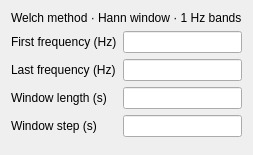
Above: tools/CEAMSTools/EEGSpectralAnalysis/SpectralSettings/Ui_SpectralSettings.ui from SnoozToolbox/snooz-package-ceams before the change. Below: the same form after it.
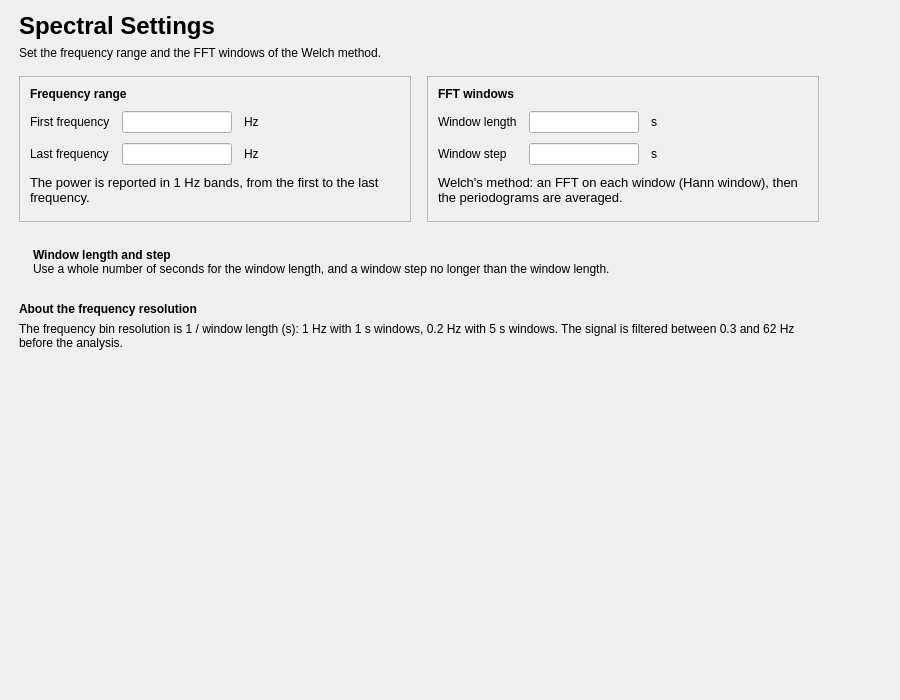
That is the form after the change.

Commit message: EEG Spectral Power Analysis: redesigned pages and example spectra drawn by the code

Diff of the .ui file:
```diff
--- a/tools/CEAMSTools/EEGSpectralAnalysis/SpectralSettings/Ui_SpectralSettings.ui
+++ b/tools/CEAMSTools/EEGSpectralAnalysis/SpectralSettings/Ui_SpectralSettings.ui
@@ -2,61 +2,506 @@
 <ui version="4.0">
  <class>SpectralSettings</class>
  <widget class="QWidget" name="SpectralSettings">
+  <property name="geometry">
+   <rect>
+    <x>0</x>
+    <y>0</y>
+    <width>900</width>
+    <height>700</height>
+   </rect>
+  </property>
+  <property name="windowTitle">
+   <string />
+  </property>
   <layout class="QVBoxLayout" name="verticalLayout">
+   <property name="leftMargin">
+    <number>19</number>
+   </property>
+   <property name="topMargin">
+    <number>12</number>
+   </property>
+   <property name="rightMargin">
+    <number>19</number>
+   </property>
+   <property name="bottomMargin">
+    <number>12</number>
+   </property>
    <item>
-    <widget class="QLabel" name="method_label">
-     <property name="text">
-      <string>Welch method · Hann window · 1 Hz bands</string>
+    <layout class="QHBoxLayout" name="content_row" stretch="1,0">
+     <property name="leftMargin">
+      <number>0</number>
      </property>
-    </widget>
-   </item>
-   <item>
-    <layout class="QFormLayout" name="formLayout">
-     <item row="0" column="0">
-      <widget class="QLabel" name="first_freq_label">
-       <property name="text"><string>First frequency (Hz)</string></property>
-       <property name="buddy"><cstring>first_freq_lineEdit</cstring></property>
+     <property name="topMargin">
+      <number>0</number>
+     </property>
+     <property name="rightMargin">
+      <number>0</number>
+     </property>
+     <property name="bottomMargin">
+      <number>0</number>
+     </property>
+     <item>
+      <widget class="QWidget" name="content_widget" native="true">
+       <property name="maximumSize">
+        <size>
+         <width>800</width>
+         <height>16777215</height>
+        </size>
+       </property>
+       <layout class="QVBoxLayout" name="content_layout">
+        <property name="spacing">
+         <number>16</number>
+        </property>
+        <property name="leftMargin">
+         <number>0</number>
+        </property>
+        <property name="topMargin">
+         <number>0</number>
+        </property>
+        <property name="rightMargin">
+         <number>0</number>
+        </property>
+        <property name="bottomMargin">
+         <number>0</number>
+        </property>
+        <item>
+         <layout class="QVBoxLayout" name="header_layout">
+          <property name="spacing">
+           <number>6</number>
+          </property>
+          <item>
+           <widget class="QLabel" name="title_label">
+            <property name="font">
+             <font>
+              <pointsize>18</pointsize>
+              <bold>true</bold>
+             </font>
+            </property>
+            <property name="text">
+             <string>Spectral Settings</string>
+            </property>
+           </widget>
+          </item>
+          <item>
+           <widget class="QLabel" name="subtitle_label">
+            <property name="text">
+             <string>Set the frequency range and the FFT windows of the Welch method.</string>
+            </property>
+            <property name="wordWrap">
+             <bool>true</bool>
+            </property>
+            <property name="variant" stdset="0">
+             <string notr="true">help</string>
+            </property>
+           </widget>
+          </item>
+         </layout>
+        </item>
+        <item>
+         <layout class="QHBoxLayout" name="spectral_cards_layout" stretch="1,1">
+          <property name="spacing">
+           <number>16</number>
+          </property>
+          <item>
+           <widget class="QFrame" name="frequency_card">
+            <property name="frameShape">
+             <enum>QFrame::Shape::StyledPanel</enum>
+            </property>
+            <property name="frameShadow">
+             <enum>QFrame::Shadow::Raised</enum>
+            </property>
+            <layout class="QVBoxLayout" name="frequency_card_layout">
+             <property name="spacing">
+              <number>10</number>
+             </property>
+             <property name="leftMargin">
+              <number>10</number>
+             </property>
+             <property name="topMargin">
+              <number>10</number>
+             </property>
+             <property name="rightMargin">
+              <number>10</number>
+             </property>
+             <property name="bottomMargin">
+              <number>10</number>
+             </property>
+             <item>
+              <widget class="QLabel" name="frequency_title_label">
+               <property name="font">
+                <font>
+                 <bold>true</bold>
+                </font>
+               </property>
+               <property name="text">
+                <string>Frequency range</string>
+               </property>
+              </widget>
+             </item>
+             <item>
+              <layout class="QGridLayout" name="frequency_grid">
+               <property name="horizontalSpacing">
+                <number>12</number>
+               </property>
+               <property name="verticalSpacing">
+                <number>10</number>
+               </property>
+               <item row="0" column="0">
+                <widget class="QLabel" name="first_freq_label">
+                 <property name="text">
+                  <string>First frequency</string>
+                 </property>
+                </widget>
+               </item>
+               <item row="0" column="1">
+                <widget class="QLineEdit" name="first_freq_lineEdit">
+                 <property name="maximumSize">
+                  <size>
+                   <width>110</width>
+                   <height>16777215</height>
+                  </size>
+                 </property>
+                </widget>
+               </item>
+               <item row="0" column="2">
+                <widget class="QLabel" name="first_freq_unit_label">
+                 <property name="text">
+                  <string>Hz</string>
+                 </property>
+                 <property name="variant" stdset="0">
+                  <string notr="true">help</string>
+                 </property>
+                </widget>
+               </item>
+               <item row="1" column="0">
+                <widget class="QLabel" name="last_freq_label">
+                 <property name="text">
+                  <string>Last frequency</string>
+                 </property>
+                </widget>
+               </item>
+               <item row="1" column="1">
+                <widget class="QLineEdit" name="last_freq_lineEdit">
+                 <property name="maximumSize">
+                  <size>
+                   <width>110</width>
+                   <height>16777215</height>
+                  </size>
+                 </property>
+                </widget>
+               </item>
+               <item row="1" column="2">
+                <widget class="QLabel" name="last_freq_unit_label">
+                 <property name="text">
+                  <string>Hz</string>
+                 </property>
+                 <property name="variant" stdset="0">
+                  <string notr="true">help</string>
+                 </property>
+                </widget>
+               </item>
+               <item row="0" column="3">
+                <spacer name="frequency_grid_spacer">
+                 <property name="orientation">
+                  <enum>Qt::Orientation::Horizontal</enum>
+                 </property>
+                 <property name="sizeHint" stdset="0">
+                  <size>
+                   <width>40</width>
+                   <height>20</height>
+                  </size>
+                 </property>
+                </spacer>
+               </item>
+              </layout>
+             </item>
+             <item>
+              <widget class="QLabel" name="frequency_help_label">
+               <property name="font">
+                <font>
+                 <pointsize>10</pointsize>
+                </font>
+               </property>
+               <property name="text">
+                <string>The power is reported in 1 Hz bands, from the first to the last frequency.</string>
+               </property>
+               <property name="wordWrap">
+                <bool>true</bool>
+               </property>
+               <property name="variant" stdset="0">
+                <string notr="true">help</string>
+               </property>
+              </widget>
+             </item>
+             <item>
+              <spacer name="frequency_stretch">
+               <property name="orientation">
+                <enum>Qt::Orientation::Vertical</enum>
+               </property>
+               <property name="sizeHint" stdset="0">
+                <size>
+                 <width>20</width>
+                 <height>0</height>
+                </size>
+               </property>
+              </spacer>
+             </item>
+            </layout>
+           </widget>
+          </item>
+          <item>
+           <widget class="QFrame" name="fft_card">
+            <property name="frameShape">
+             <enum>QFrame::Shape::StyledPanel</enum>
+            </property>
+            <property name="frameShadow">
+             <enum>QFrame::Shadow::Raised</enum>
+            </property>
+            <layout class="QVBoxLayout" name="fft_card_layout">
+             <property name="spacing">
+              <number>10</number>
+             </property>
+             <property name="leftMargin">
+              <number>10</number>
+             </property>
+             <property name="topMargin">
+              <number>10</number>
+             </property>
+             <property name="rightMargin">
+              <number>10</number>
+             </property>
+             <property name="bottomMargin">
+              <number>10</number>
+             </property>
+             <item>
+              <widget class="QLabel" name="fft_title_label">
+               <property name="font">
+                <font>
+                 <bold>true</bold>
+                </font>
+               </property>
+               <property name="text">
+                <string>FFT windows</string>
+               </property>
+              </widget>
+             </item>
+             <item>
+              <layout class="QGridLayout" name="fft_grid">
+               <property name="horizontalSpacing">
+                <number>12</number>
+               </property>
+               <property name="verticalSpacing">
+                <number>10</number>
+               </property>
+               <item row="0" column="0">
+                <widget class="QLabel" name="win_len_label">
+                 <property name="toolTip">
+                  <string>Use whole seconds to align the FFT bins with the fixed 1 Hz bands.</string>
+                 </property>
+                 <property name="text">
+                  <string>Window length</string>
+                 </property>
+                </widget>
+               </item>
+               <item row="0" column="1">
+                <widget class="QLineEdit" name="win_len_lineEdit">
+                 <property name="maximumSize">
+                  <size>
+                   <width>110</width>
+                   <height>16777215</height>
+                  </size>
+                 </property>
+                </widget>
+               </item>
+               <item row="0" column="2">
+                <widget class="QLabel" name="win_len_unit_label">
+                 <property name="text">
+                  <string>s</string>
+                 </property>
+                 <property name="variant" stdset="0">
+                  <string notr="true">help</string>
+                 </property>
+                </widget>
+               </item>
+               <item row="1" column="0">
+                <widget class="QLabel" name="win_step_label">
+                 <property name="toolTip">
+                  <string>Use a step shorter than the window length to overlap consecutive windows.</string>
+                 </property>
+                 <property name="text">
+                  <string>Window step</string>
+                 </property>
+                </widget>
+               </item>
+               <item row="1" column="1">
+                <widget class="QLineEdit" name="win_step_lineEdit">
+                 <property name="maximumSize">
+                  <size>
+                   <width>110</width>
+                   <height>16777215</height>
+                  </size>
+                 </property>
+                </widget>
+               </item>
+               <item row="1" column="2">
+                <widget class="QLabel" name="win_step_unit_label">
+                 <property name="text">
+                  <string>s</string>
+                 </property>
+                 <property name="variant" stdset="0">
+                  <string notr="true">help</string>
+                 </property>
+                </widget>
+               </item>
+               <item row="0" column="3">
+                <spacer name="fft_grid_spacer">
+                 <property name="orientation">
+                  <enum>Qt::Orientation::Horizontal</enum>
+                 </property>
+                 <property name="sizeHint" stdset="0">
+                  <size>
+                   <width>40</width>
+                   <height>20</height>
+                  </size>
+                 </property>
+                </spacer>
+               </item>
+              </layout>
+             </item>
+             <item>
+              <widget class="QLabel" name="fft_help_label">
+               <property name="font">
+                <font>
+                 <pointsize>10</pointsize>
+                </font>
+               </property>
+               <property name="text">
+                <string>Welch's method: an FFT on each window (Hann window), then the periodograms are averaged.</string>
+               </property>
+               <property name="wordWrap">
+                <bool>true</bool>
+               </property>
+               <property name="variant" stdset="0">
+                <string notr="true">help</string>
+               </property>
+              </widget>
+             </item>
+             <item>
+              <spacer name="fft_stretch">
+               <property name="orientation">
+                <enum>Qt::Orientation::Vertical</enum>
+               </property>
+               <property name="sizeHint" stdset="0">
+                <size>
+                 <width>20</width>
+                 <height>0</height>
+                </size>
+               </property>
+              </spacer>
+             </item>
+            </layout>
+           </widget>
+          </item>
+         </layout>
+        </item>
+        <item>
+         <widget class="QFrame" name="window_warning">
+          <property name="frameShape">
+           <enum>QFrame::Shape::NoFrame</enum>
+          </property>
+          <property name="variant" stdset="0">
+           <string notr="true">warning</string>
+          </property>
+          <layout class="QHBoxLayout" name="window_warning_layout">
+           <property name="leftMargin">
+            <number>14</number>
+           </property>
+           <property name="topMargin">
+            <number>10</number>
+           </property>
+           <property name="rightMargin">
+            <number>14</number>
+           </property>
+           <property name="bottomMargin">
+            <number>10</number>
+           </property>
+           <item>
+            <widget class="QLabel" name="window_warning_label">
+             <property name="text">
+              <string>&lt;b&gt;Window length and step&lt;/b&gt;&lt;br/&gt;Use a whole number of seconds for the window length, and a window step no longer than the window length.</string>
+             </property>
+             <property name="textFormat">
+              <enum>Qt::TextFormat::RichText</enum>
+             </property>
+             <property name="wordWrap">
+              <bool>true</bool>
+             </property>
+            </widget>
+           </item>
+          </layout>
+         </widget>
+        </item>
+        <item>
+         <layout class="QVBoxLayout" name="about_resolution_layout">
+          <property name="spacing">
+           <number>6</number>
+          </property>
+          <item>
+           <widget class="QLabel" name="about_resolution_title_label">
+            <property name="font">
+             <font>
+              <bold>true</bold>
+             </font>
+            </property>
+            <property name="text">
+             <string>About the frequency resolution</string>
+            </property>
+           </widget>
+          </item>
+          <item>
+           <widget class="QLabel" name="about_resolution_label">
+            <property name="text">
+             <string>The frequency bin resolution is 1 / window length (s): 1 Hz with 1 s windows, 0.2 Hz with 5 s windows. The signal is filtered between 0.3 and 62 Hz before the analysis.</string>
+            </property>
+            <property name="wordWrap">
+             <bool>true</bool>
+            </property>
+            <property name="variant" stdset="0">
+             <string notr="true">help</string>
+            </property>
+           </widget>
+          </item>
+         </layout>
+        </item>
+       </layout>
       </widget>
      </item>
-     <item row="0" column="1">
-      <widget class="QLineEdit" name="first_freq_lineEdit"/>
-     </item>
-     <item row="1" column="0">
-      <widget class="QLabel" name="last_freq_label">
-       <property name="text"><string>Last frequency (Hz)</string></property>
-       <property name="buddy"><cstring>last_freq_lineEdit</cstring></property>
-      </widget>
-     </item>
-     <item row="1" column="1">
-      <widget class="QLineEdit" name="last_freq_lineEdit"/>
-     </item>
-     <item row="2" column="0">
-      <widget class="QLabel" name="win_len_label">
-       <property name="text"><string>Window length (s)</string></property>
-       <property name="buddy"><cstring>win_len_lineEdit</cstring></property>
-      </widget>
-     </item>
-     <item row="2" column="1">
-      <widget class="QLineEdit" name="win_len_lineEdit">
-       <property name="toolTip"><string>Use whole seconds to align the FFT bins with the fixed 1 Hz bands.</string></property>
-      </widget>
-     </item>
-     <item row="3" column="0">
-      <widget class="QLabel" name="win_step_label">
-       <property name="text"><string>Window step (s)</string></property>
-       <property name="buddy"><cstring>win_step_lineEdit</cstring></property>
-      </widget>
-     </item>
-     <item row="3" column="1">
-      <widget class="QLineEdit" name="win_step_lineEdit">
-       <property name="toolTip"><string>Use a step shorter than the window length to overlap consecutive windows.</string></property>
-      </widget>
+     <item>
+      <spacer name="content_spacer">
+       <property name="orientation">
+        <enum>Qt::Orientation::Horizontal</enum>
+       </property>
+       <property name="sizeHint" stdset="0">
+        <size>
+         <width>40</width>
+         <height>20</height>
+        </size>
+       </property>
+      </spacer>
      </item>
     </layout>
    </item>
    <item>
     <spacer name="verticalSpacer">
-     <property name="orientation"><enum>Qt::Vertical</enum></property>
+     <property name="orientation">
+      <enum>Qt::Orientation::Vertical</enum>
+     </property>
+     <property name="sizeHint" stdset="0">
+      <size>
+       <width>40</width>
+       <height>20</height>
+      </size>
+     </property>
     </spacer>
    </item>
   </layout>
```
Left out of the diff: 4 changed lines with no effect on the pictures. The commit also changes 8 other files.
